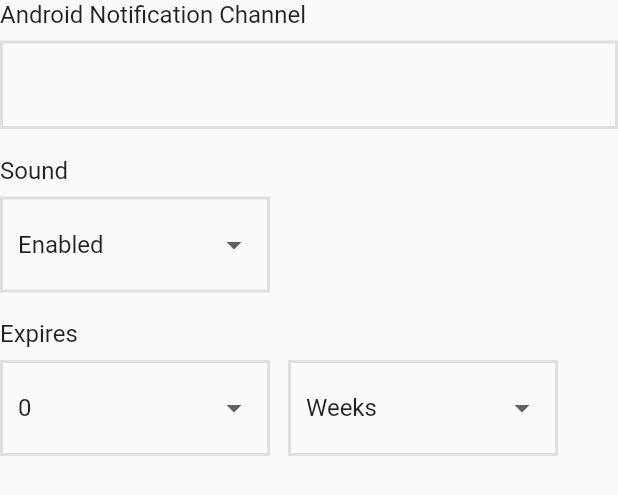
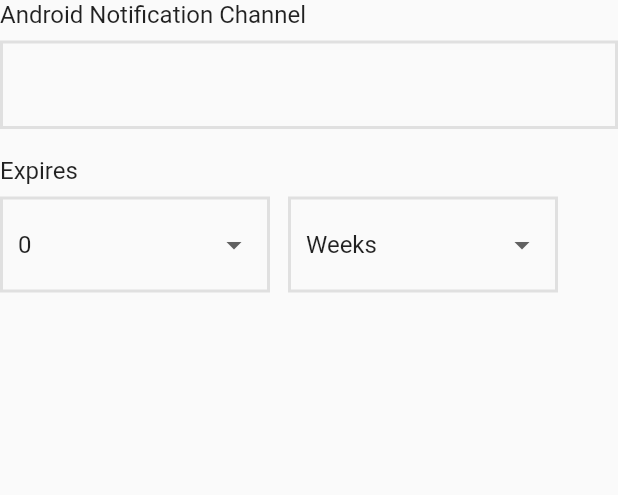
Before and after one commit to Dhaval2404/firebase-messaging-console, a Flutter app: the AdditionalOptionForm widget shown alone on an empty page, opened directly, on a phone screen of 412 x 824 dp. Shown: the top 495 px of the screen. Run offline on Flutter 3.47's test engine with Material 2 defaults, Android fonts, the phone set to English and light mode, and no system bars; our stand-ins replace dio, retrofit; missing offline and left inert: pretty_json; generated files the repository leaves out were written again; statements that could not run were skipped.

Commit message:
Removed sound option

```diff
--- a/lib/src/screens/additional_option_form.dart
+++ b/lib/src/screens/additional_option_form.dart
@@ -16,7 +16,6 @@ class AdditionalOptionForm extends StatefulWidget {
 class AdditionalOptionFormState extends State<AdditionalOptionForm> {
   FCMDuration _duration = FCMDuration.weeks;
   int _durationValue = 0;
-  String _sound = "Enabled";
   var _androidChannelController = TextEditingController();
 
   @override
@@ -40,40 +39,6 @@ class AdditionalOptionFormState extends State<AdditionalOptionForm> {
         labelText: "Android Notification Channel",
         hintText: "",
         controller: _androidChannelController,
-      ),
-      SizedBox(height: 18),
-      Align(
-        alignment: Alignment.centerLeft,
-        child: Text("Sound",
-            style: Theme.of(context)
-                .textTheme
-                .subtitle1
-                .copyWith(fontWeight: FontWeight.normal)),
-      ),
-      SizedBox(height: 8),
-      Align(
-        alignment: Alignment.centerLeft,
-        child: Container(
-          width: 180,
-          child: DropdownButtonFormField<String>(
-            value: _sound,
-            elevation: 16,
-            decoration: const InputDecoration(
-              border: const OutlineInputBorder(),
-            ),
-            onChanged: (String newValue) {
-              setState(() {
-                _sound = newValue;
-              });
-            },
-            items: ["Enabled", "Disabled"].map<DropdownMenuItem<String>>((String value) {
-              return DropdownMenuItem<String>(
-                value: value,
-                child: Text(value),
-              );
-            }).toList(),
-          ),
-        ),
       ),
       SizedBox(height: 18),
       Align(
@@ -150,7 +115,6 @@ class AdditionalOptionFormState extends State<AdditionalOptionForm> {
   }
 
   void save() {
-    //TODO: Handle Sound
     var fcmModel = widget.fcmModel;
     fcmModel.androidChannel = _androidChannelController.text;
     fcmModel.timeToLive = _duration.getDuration(_durationValue).inSeconds;
```
